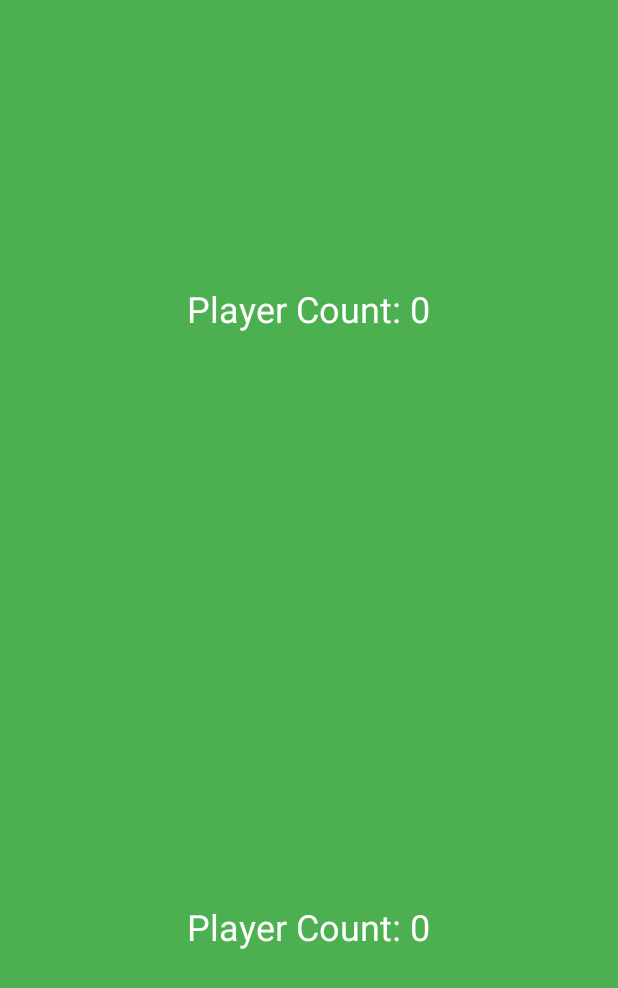
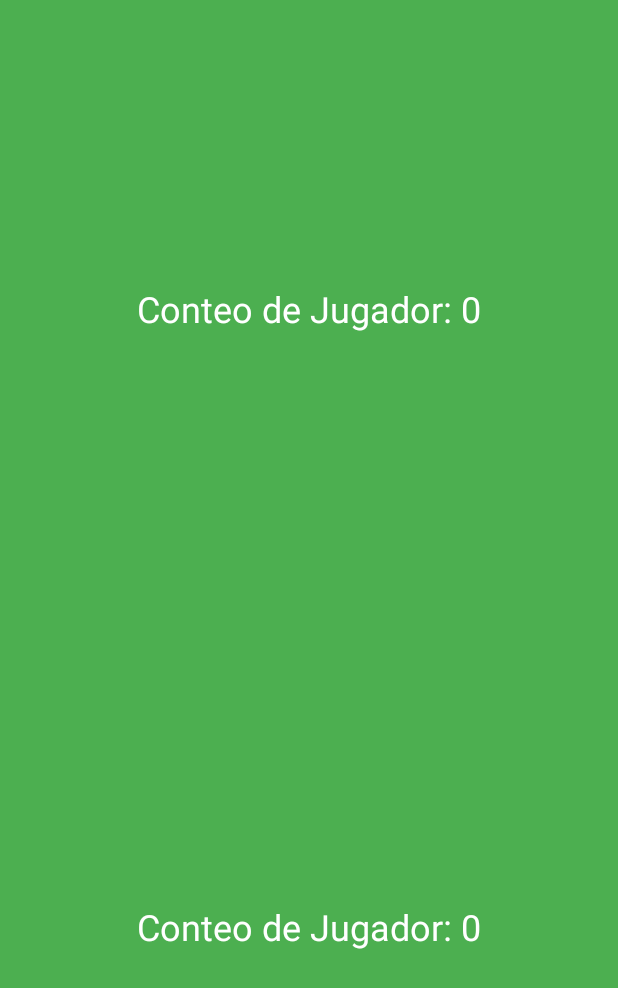
Before and after one commit to Urrix/Juego, an Android app: the GameActivity screen opened directly, with no data from a screen before it, on a phone screen of 412 x 824 dp. Shown: the top 988 px of the screen. Run offline under Robolectric (Android 15) with nearby library versions, the phone set to English and light mode, and no system bars; 3 statements that could not run were skipped.

```diff
--- a/app/src/main/res/layout/activity_game.xml
+++ b/app/src/main/res/layout/activity_game.xml
@@ -11,14 +11,14 @@
         android:id="@+id/guideline"
         android:orientation="horizontal"
         app:layout_constraintGuide_percent="0.5"
-        android:background="#4CAF50"/>
+        />
 
     <FrameLayout
         android:id="@+id/fragmentContainerLeft"
         android:layout_width="0dp"
         android:layout_height="0dp"
         android:layout_weight="1"
-        android:background="#4CAF50"
+        android:background="#4CAF65"
         app:layout_constraintBottom_toTopOf="@+id/guideline"
         app:layout_constraintEnd_toEndOf="parent"
         app:layout_constraintStart_toStartOf="parent"
@@ -34,6 +34,6 @@
         app:layout_constraintEnd_toEndOf="parent"
         app:layout_constraintStart_toStartOf="parent"
         app:layout_constraintTop_toTopOf="@+id/guideline"
-        android:background="#4CAF50"/>
+        android:background="#4CAF75"/>
 
 </androidx.constraintlayout.widget.ConstraintLayout>
--- a/app/src/main/res/layout/fragment_player.xml
+++ b/app/src/main/res/layout/fragment_player.xml
@@ -8,7 +8,7 @@
         android:id="@+id/touchCountTextView"
         android:layout_width="wrap_content"
         android:layout_height="wrap_content"
-        android:text="Player Count: 0"
+        android:text="Conteo de Jugador: 0"
         android:textSize="24sp"
         android:textColor="#FFFFFF"
         android:layout_centerInParent="true"/>
```
